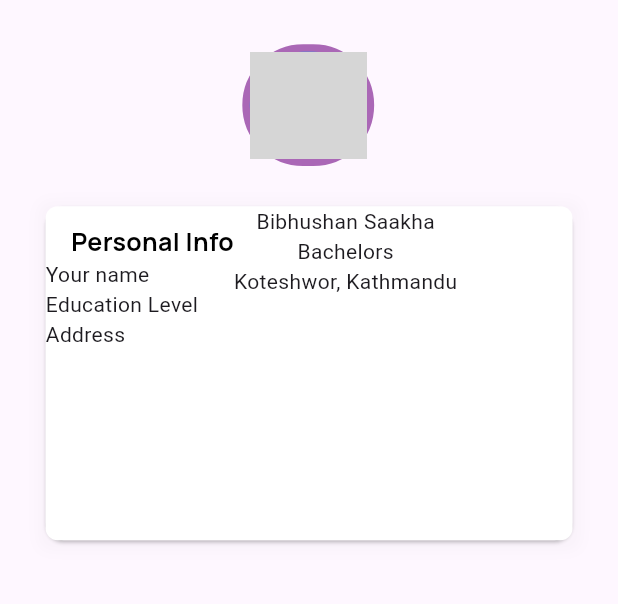
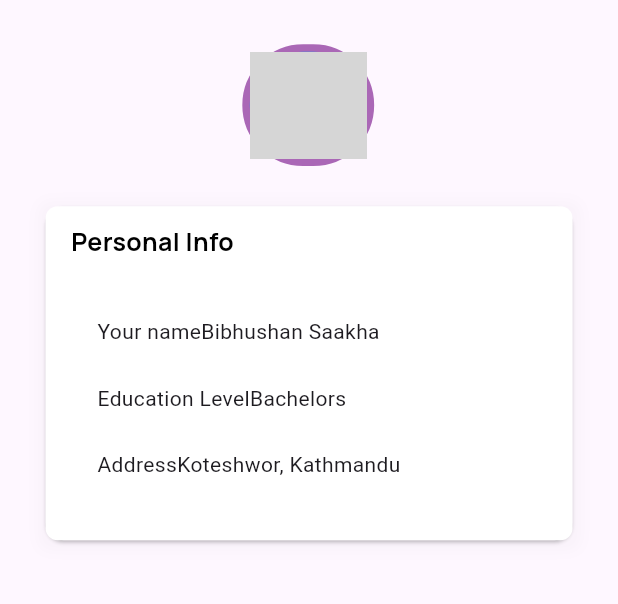
Before and after one commit to OneStationPriver/university_app, a Flutter app: the AccountPage screen opened directly, on a phone screen of 412 x 824 dp, the part 71-675 px from its top. Run offline on Flutter 3.47's test engine with Material 3 defaults, Android fonts, the phone set to English and light mode, and no system bars; our stand-ins replace freezed_annotation, persistent_bottom_nav_bar; missing offline and left inert: dart:ffi; network calls fail; grey boxes are pictures that could not be loaded.

Commit message:
card account personal info

```diff
--- a/lib/pages/account_page.dart
+++ b/lib/pages/account_page.dart
@@ -132,26 +132,80 @@ class _CardAccountState extends State<CardAccount> {
                   crossAxisAlignment: CrossAxisAlignment.start,
                   children: <Widget>[
                     Container(
-                        margin: EdgeInsets.only(
+                      margin: EdgeInsets.only(
                           left: ratioCalculator.calculateWidth(16),
                           top: ratioCalculator.calculateHeight(12),
+                          bottom: ratioCalculator.calculateHeight(38.92)),
+                      child: Text(
+                        "Personal Info",
+                        style: AppTextStyle.text16W800TextStyle,
+                      ),
+                    ),
+                    Column(
+                      children: [
+                        Row(
+                          children: [
+                            Container(
+                              margin: EdgeInsets.only(
+                                left: ratioCalculator.calculateWidth(32.64),
+                                bottom: ratioCalculator.calculateHeight(25),
+                              ),
+                              child: Text("Your name"),
+                            ),
+                            Row(
+                              mainAxisAlignment: MainAxisAlignment.end,
+                              children: [
+                                Container(
+                                  margin: EdgeInsets.only(
+                                    bottom: ratioCalculator.calculateHeight(25),
+                                  ),
+                                  child: Text(widget.accounts.yourName),
+                                ),
+                              ],
+                            ),
+                          ],
                         ),
-                        child: Text(
-                          "Personal Info",
-                          style: AppTextStyle.text16W800TextStyle,
-                        )),
-                    Text("Your name"),
-                    Text("Education Level"),
-                    Text("Address"),
+                      ],
+                    ),
+                    Row(
+                      children: [
+                        Container(
+                          margin: EdgeInsets.only(
+                            left: ratioCalculator.calculateWidth(32.64),
+                            bottom: ratioCalculator.calculateHeight(25),
+                          ),
+                          child: Text("Education Level"),
+                        ),
+                        Container(
+                          margin: EdgeInsets.only(
+                            bottom: ratioCalculator.calculateHeight(25),
+                          ),
+                          child: Text(widget.accounts.educationLevel),
+                        ),
+                      ],
+                    ),
+                    Row(
+                      children: [
+                        Container(
+                          margin: EdgeInsets.only(
+                            left: ratioCalculator.calculateWidth(32.64),
+                          ),
+                          child: Text("Address"),
+                        ),
+                        Container(
+                          child: Text(widget.accounts.address),
+                        ),
+                      ],
+                    ),
                   ],
                 ),
-                Column(
-                  children: [
-                    Text(widget.accounts.yourName),
-                    Text(widget.accounts.educationLevel),
-                    Text(widget.accounts.address),
-                  ],
-                )
+                // Column(
+                //   children: [
+                //     Text(widget.accounts.yourName),
+                //     Text(widget.accounts.educationLevel),
+                //     Text(widget.accounts.address),
+                //   ],
+                // )
               ],
             ),
           ),
--- a/lib/pages/wishlist_page.dart
+++ b/lib/pages/wishlist_page.dart
@@ -123,13 +123,14 @@ class _CardWishlistState extends State<CardWishlist> {
                               ),
                               Spacer(),
                               SizedBox(
-                                width: 30,
-                                height: 30,
+                                // con esto se regula la onda expansiva que aparece al tocar el boton(efecto).
+                                width: ratioCalculator.calculateWidth(30),
+                                height: ratioCalculator.calculateHeight(30),
                                 child: IconButton(
                                   splashRadius: 50,
                                   // constraints: BoxConstraints(maxHeight: 36),
                                   padding: EdgeInsets.all(0.5),
-                                  onPressed: (){},
+                                  onPressed: () {},
                                   icon: Icon(
                                     Icons.delete_forever,
                                     color: AppColors.iconCardWishlistColor,
```
